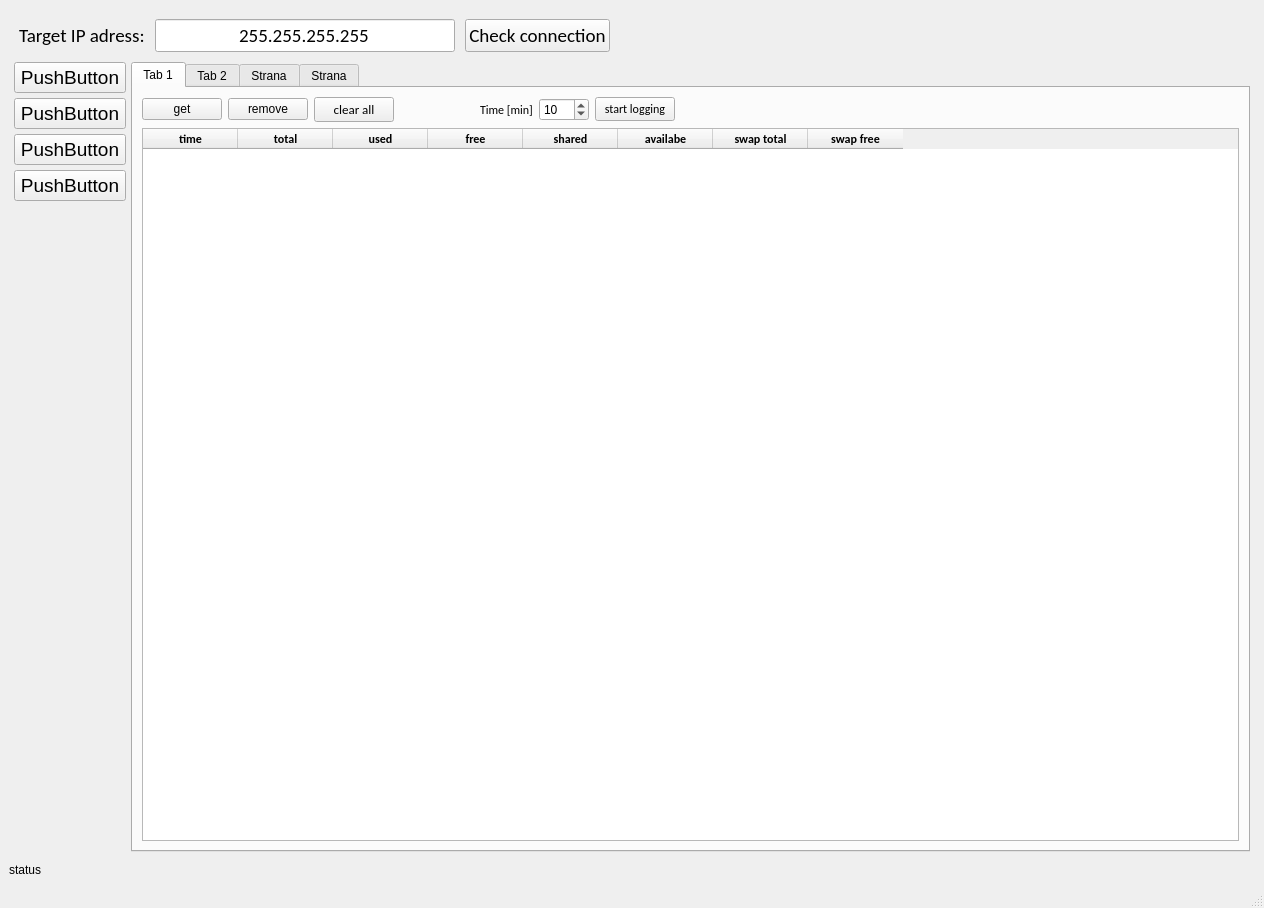
Qt form GUI/qt5TCMonitorMainWindow.ui (jaroslavkovar80/SSHClient) before a commit.
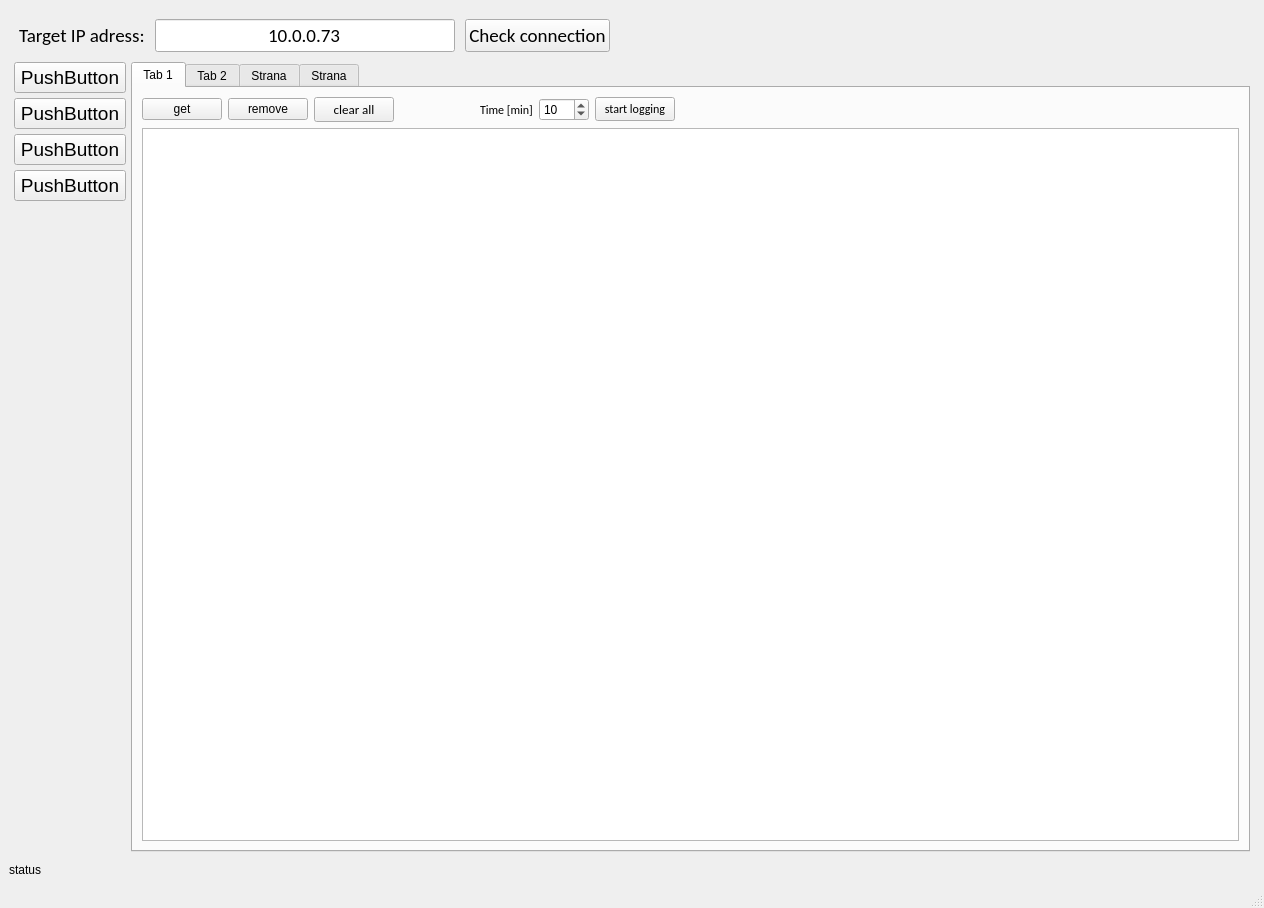
The same form after that commit. The open tabs and pages were chosen to show the change.

Diff of the .ui file:
```diff
--- a/GUI/qt5TCMonitorMainWindow.ui
+++ b/GUI/qt5TCMonitorMainWindow.ui
@@ -91,7 +91,7 @@
            <bool>false</bool>
           </property>
           <property name="text">
-           <string>255.255.255.255</string>
+           <string>10.0.0.73</string>
           </property>
           <property name="maxLength">
            <number>15</number>
@@ -379,7 +379,7 @@
                    <bool>true</bool>
                   </property>
                   <attribute name="horizontalHeaderVisible">
-                   <bool>true</bool>
+                   <bool>false</bool>
                   </attribute>
                   <attribute name="horizontalHeaderMinimumSectionSize">
                    <number>50</number>
@@ -503,6 +503,26 @@
                     </color>
                    </property>
                   </column>
+                  <column>
+                   <property name="text">
+                    <string>buff/cache</string>
+                   </property>
+                   <property name="font">
+                    <font>
+                     <family>Calibri</family>
+                     <pointsize>8</pointsize>
+                     <weight>75</weight>
+                     <bold>true</bold>
+                    </font>
+                   </property>
+                   <property name="background">
+                    <color>
+                     <red>85</red>
+                     <green>170</green>
+                     <blue>255</blue>
+                    </color>
+                   </property>
+                  </column>
                   <column>
                    <property name="text">
                     <string>availabe</string>
@@ -541,6 +561,26 @@
                     </color>
                    </property>
                   </column>
+                  <column>
+                   <property name="text">
+                    <string>swap used</string>
+                   </property>
+                   <property name="font">
+                    <font>
+                     <family>Calibri</family>
+                     <pointsize>8</pointsize>
+                     <weight>75</weight>
+                     <bold>true</bold>
+                    </font>
+                   </property>
+                   <property name="background">
+                    <color>
+                     <red>85</red>
+                     <green>170</green>
+                     <blue>255</blue>
+                    </color>
+                   </property>
+                  </column>
                   <column>
                    <property name="text">
                     <string>swap free</string>
```
Left out of the diff: 30 changed lines with no effect on the pictures.
